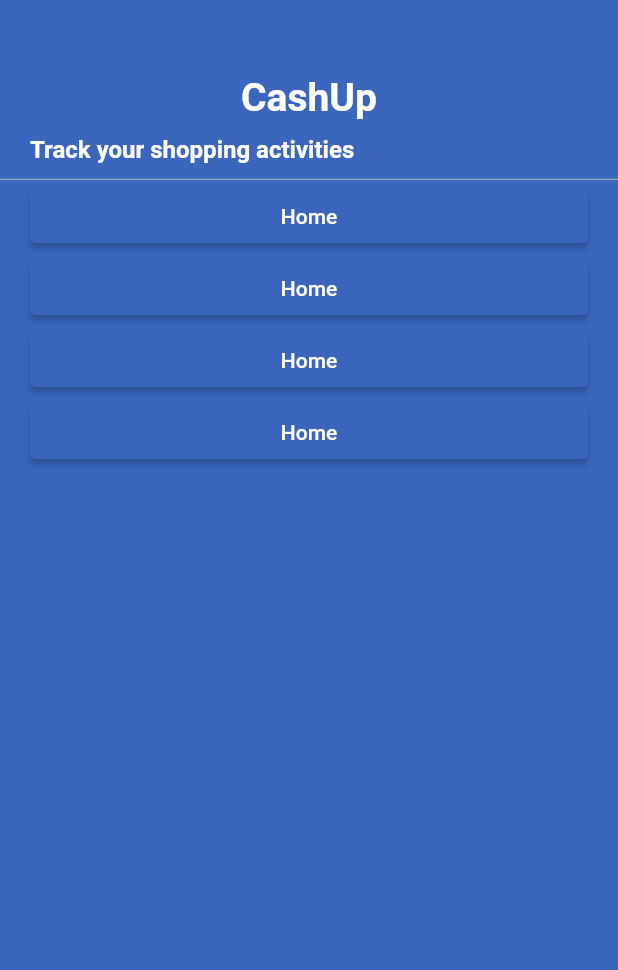
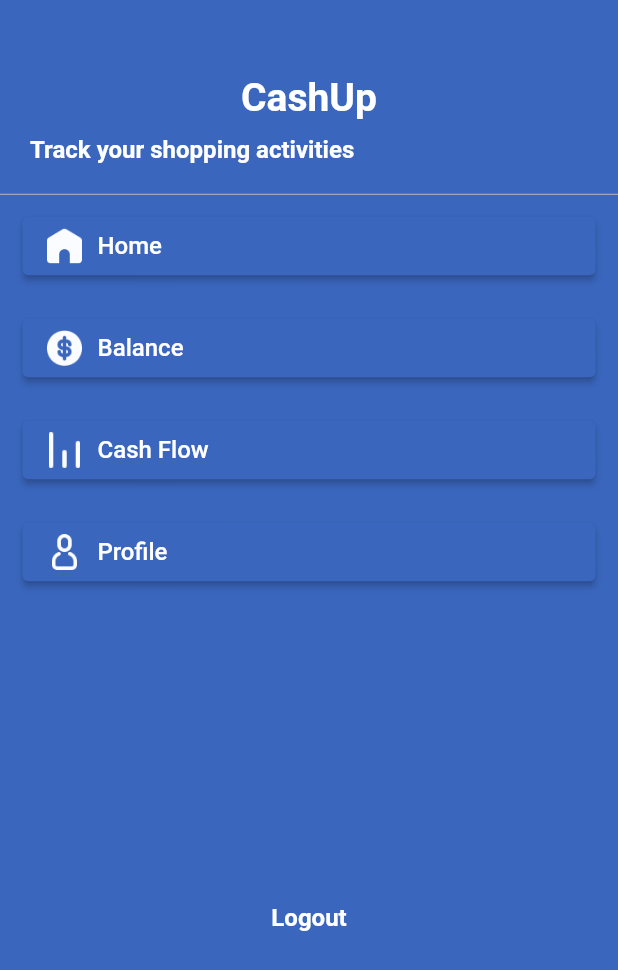
Before and after one commit to MaryDayGit/keeptrack, a Flutter app: the MenuWidgetPage screen opened by its route, on a phone screen of 412 x 824 dp. Shown: the top 970 px of the screen. Run offline on Flutter 3.47's test engine with Material 2 defaults, Android fonts, the phone set to English and light mode, and no system bars.

Commit message:
легкие экраны

```diff
--- a/lib/page/menupage.dart
+++ b/lib/page/menupage.dart
@@ -46,82 +46,34 @@ class MenuWidgetPage extends StatelessWidget {
                 ),
               ),
             ),
+            SizedBox(
+              height: 10,
+            ),
             Divider(
               color: Color(0xFFB7BAC0),
               height: 1,
             ),
-            Container(
-              margin: const EdgeInsets.symmetric(horizontal: 20),
-              child: Align(
-                alignment: Alignment.topLeft,
-                child: SizedBox(
-                  width: double.infinity,
-                  child: ElevatedButton(
-                    child: const Text(
-                      'Home',
-                    ),
-                    style: ElevatedButton.styleFrom(
-                      primary: const Color(0xFF3A66BD),
-                      onPrimary: Colors.white,
-                    ),
-                    onPressed: () {},
-                  ),
-                ),
-              ),
+            _menubutton('Home', 'images/homeimg.png'),
+            _menubutton('Balance', 'images/balanceimg.png'),
+            _menubutton('Cash Flow', 'images/cashflowimg.png'),
+            _menubutton('Profile', 'images/profileimg.png'),
+            SizedBox(
+              height: 200,
             ),
             Container(
-              margin: const EdgeInsets.symmetric(horizontal: 20),
               child: Align(
-                alignment: Alignment.topLeft,
-                child: SizedBox(
-                  width: double.infinity,
-                  child: ElevatedButton(
-                    child: const Text(
-                      'Home',
+                alignment: Alignment.center,
+                child: GestureDetector(
+                  onTap: () {
+                    Navigator.pushNamed(context, '/');
+                  },
+                  child: const Text(
+                    'Logout',
+                    style: TextStyle(
+                      fontSize: 16,
+                      color: Colors.white,
+                      fontWeight: FontWeight.bold,
                     ),
-                    style: ElevatedButton.styleFrom(
-                      primary: const Color(0xFF3A66BD),
-                      onPrimary: Colors.white,
-                    ),
-                    onPressed: () {},
-                  ),
-                ),
-              ),
-            ),
-            Container(
-              margin: const EdgeInsets.symmetric(horizontal: 20),
-              child: Align(
-                alignment: Alignment.topLeft,
-                child: SizedBox(
-                  width: double.infinity,
-                  child: ElevatedButton(
-                    child: const Text(
-                      'Home',
-                    ),
-                    style: ElevatedButton.styleFrom(
-                      primary: const Color(0xFF3A66BD),
-                      onPrimary: Colors.white,
-                    ),
-                    onPressed: () {},
-                  ),
-                ),
-              ),
-            ),
-            Container(
-              margin: const EdgeInsets.symmetric(horizontal: 20),
-              child: Align(
-                alignment: Alignment.topLeft,
-                child: SizedBox(
-                  width: double.infinity,
-                  child: ElevatedButton(
-                    child: const Text(
-                      'Home',
-                    ),
-                    style: ElevatedButton.styleFrom(
-                      primary: const Color(0xFF3A66BD),
-                      onPrimary: Colors.white,
-                    ),
-                    onPressed: () {},
                   ),
                 ),
               ),
@@ -132,3 +84,37 @@ class MenuWidgetPage extends StatelessWidget {
     );
   }
 }
+
+Widget _menubutton(String butttext, String pathImg) {
+  return Container(
+    margin: EdgeInsets.fromLTRB(15, 10, 15, 10),
+    child: ElevatedButton(
+      style: ElevatedButton.styleFrom(
+        primary: const Color(0xFF3A66BD),
+        onPrimary: Colors.white,
+      ),
+      onPressed: () {},
+      child: Row(
+        children: <Widget>[
+          Image.asset(
+            pathImg,
+            height: 24.0,
+            width: 24.0,
+          ),
+          // ignore: unnecessary_new
+          new Container(
+              padding: EdgeInsets.all(10),
+              child: Align(
+                alignment: Alignment.centerLeft,
+                child: Text(
+                  butttext,
+                  style: TextStyle(
+                    fontSize: 16,
+                  ),
+                ),
+              )),
+        ],
+      ),
+    ),
+  );
+}
--- a/lib/page/register.dart
+++ b/lib/page/register.dart
@@ -147,7 +147,7 @@ class _TextWidgt extends StatelessWidget {
         ),
         GestureDetector(
           onTap: () {
-            Navigator.pushNamed(context, '/register');
+            Navigator.pushNamed(context, '/signup');
           },
           child: const Text(
             'Login',
--- a/pubspec.yaml
+++ b/pubspec.yaml
@@ -61,6 +61,10 @@ flutter:
   # To add assets to your application, add an assets section, like this:
   assets:
     - images/google_icon.png
+    - images/profileimg.png
+    - images/homeimg.png
+    - images/cashflowimg.png
+    - images/balanceimg.png
 
 
   # An image asset can refer to one or more resolution-specific "variants", see
```
Also changed, not shown: images/balanceimg.png (added), images/cashflowimg.png (added), images/homeimg.png (added), images/profileimg.png (added).
